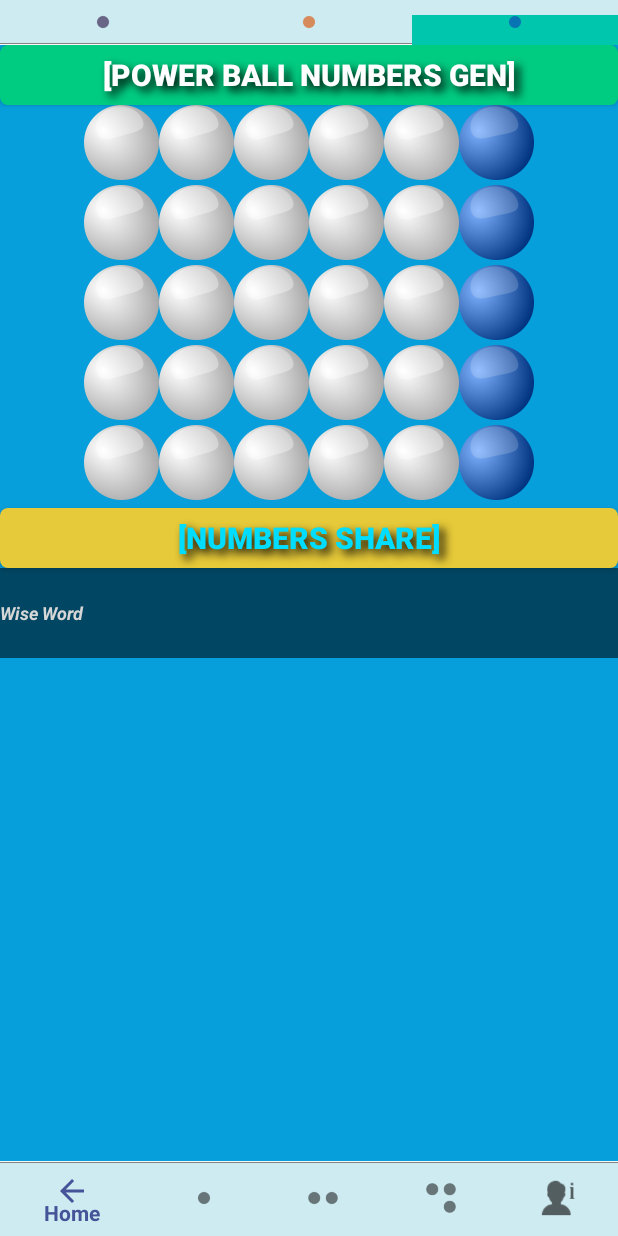
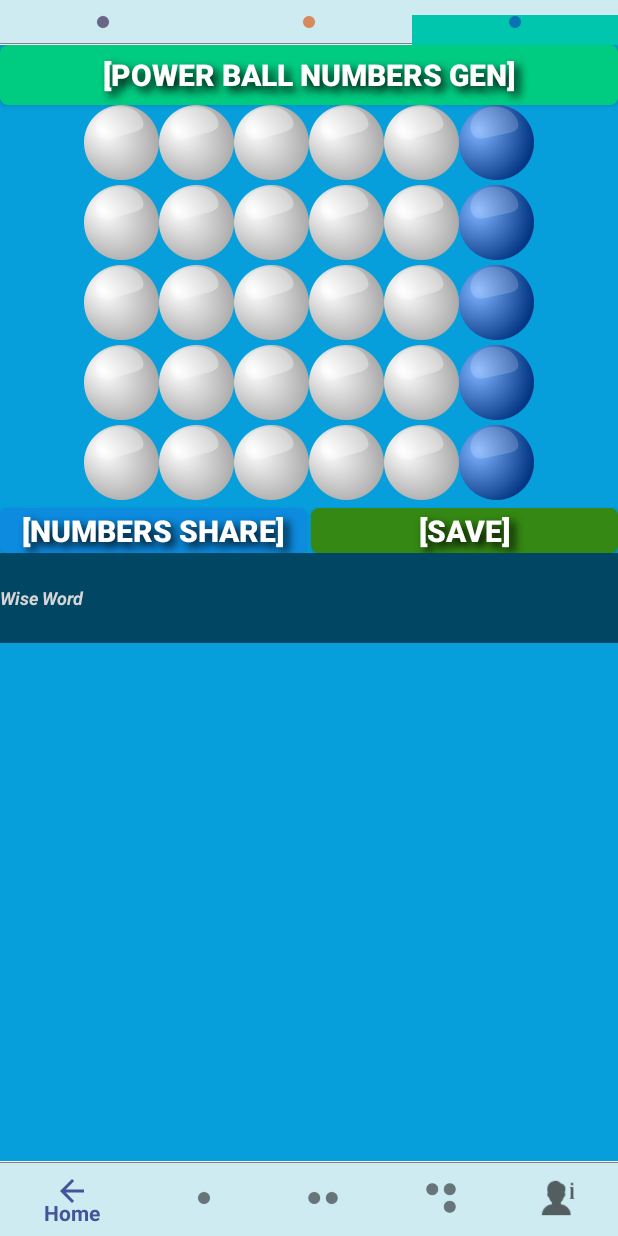
Before and after one commit to jonglae/SALotto_1.4.08_stable, an Android app: the screen it shows after launch (MainActivity), tab 3 chosen, on a phone screen of 412 x 824 dp. Run offline under Robolectric (Android 15) with nearby library versions, the phone set to English and light mode, and no system bars; our stand-ins replace AdMob; libraries missing offline, so code that uses them is left out: gun0912.ted.tedadmobdialog, hotchemi.android.rate; 2 statements that could not run were skipped.

```diff
--- a/app/src/main/java/gotopark/com/SAlotto/Tab2Fragment.java
+++ b/app/src/main/java/gotopark/com/SAlotto/Tab2Fragment.java
@@ -1,5 +1,6 @@
 package gotopark.com.SAlotto;
 
+import android.annotation.SuppressLint;
 import android.content.Intent;
 import android.graphics.Color;
 import android.os.Build;
@@ -20,6 +21,7 @@ import android.widget.Toast;
 import java.text.DecimalFormat;
 import java.util.Random;
 
+import gotopark.com.SAlotto.database.DatabaseHelper;
 import gotopark.com.SAlotto.module.numtoimg;
 import gotopark.com.SAlotto.module.randomNum;
 
@@ -29,7 +31,6 @@ public class Tab2Fragment extends Fragment {
 
     private static final String TAG = "Tab2Fragment";
     public String ctextR;
-    TextView text1;
     TextView wisetext1;
 
     TextView F1TV1, F1TV2, F1TV3, F1TV4, F1TV5, F1TV6;
@@ -54,6 +55,9 @@ public class Tab2Fragment extends Fragment {
 
     private Random rand;
     int count,primeWord;
+    String ctextRlist1;
+    DatabaseHelper db;
+    int ClickCount1 = 1;
 
     @Nullable
     @Override
@@ -64,10 +68,13 @@ public class Tab2Fragment extends Fragment {
         rand = new Random();
         primeWord = rand.nextInt(13) + 4;
 
+        db = new DatabaseHelper(getActivity());
 
         Button btnTEST = view.findViewById(R.id.btnTEST);
         btnTEST.setTextColor(Color.parseColor("#ffffff"));
         Button btnSHARE = view.findViewById(R.id.button2);
+        Button btn_save = view.findViewById(R.id.button3);
+
 
         wisetext1 = view.findViewById(R.id.wisetext2);
 
@@ -143,6 +150,18 @@ public class Tab2Fragment extends Fragment {
         F5MIV6 = view.findViewById(R.id.F5MIV6);
 
 
+
+        btn_save.setOnClickListener(new View.OnClickListener() {
+            @SuppressLint("NewApi")
+            @Override
+            public void onClick(View view) {
+                LotCOPY();
+
+                savenum(ClickCount1, ctextRlist1);
+                ClickCount1 = 1;
+            }
+        });
+
         btnTEST.setOnClickListener(new View.OnClickListener() {
             @RequiresApi(api = Build.VERSION_CODES.N)
             @Override
@@ -161,6 +180,7 @@ public class Tab2Fragment extends Fragment {
 
                     public void onFinish() {
                         // 반복 후 작업은 아래에 라인
+                        ClickCount1 = 0;
                         wiseWord();
                     }
 
@@ -244,7 +264,7 @@ public class Tab2Fragment extends Fragment {
         ctextR = ctextR + (SLot1num3[0] + ", " + SLot1num3[1] + ", " + SLot1num3[2] + ", " + SLot1num3[3] + ", " + SLot1num3[4] + ", " + SLot1num3[5] + "\n");
         ctextR = ctextR + (SLot1num4[0] + ", " + SLot1num4[1] + ", " + SLot1num4[2] + ", " + SLot1num4[3] + ", " + SLot1num4[4] + ", " + SLot1num4[5] + "\n");
         ctextR = ctextR + (SLot1num5[0] + ", " + SLot1num5[1] + ", " + SLot1num5[2] + ", " + SLot1num5[3] + ", " + SLot1num5[4] + ", " + SLot1num5[5]);
-
+        ctextRlist1 = ctextR;
         ctextR = ctextR + "\n\n" + App_links1 + "\n" + App_Share + "★Good Luck★";
 
     }
@@ -427,4 +447,20 @@ public class Tab2Fragment extends Fragment {
 
     }
 
+    public void savenum(int clickcount, String ctextRlist) {
+
+        if (clickcount == 0) {
+            db.insertNote(ctextRlist);
+            String Mesg1 = ctextRlist + " -> " + "Number has been saved.";
+
+            showGuide(Mesg1);
+
+        } else {
+
+            showGuide("First Gen Button Click");
+
+        }
+
+    }
+
 }
--- a/app/src/main/java/gotopark/com/SAlotto/Tab3Fragment.java
+++ b/app/src/main/java/gotopark/com/SAlotto/Tab3Fragment.java
@@ -1,5 +1,6 @@
 package gotopark.com.SAlotto;
 
+import android.annotation.SuppressLint;
 import android.content.Intent;
 import android.graphics.Color;
 import android.os.Build;
@@ -20,6 +21,7 @@ import android.widget.Toast;
 import java.text.DecimalFormat;
 import java.util.Random;
 
+import gotopark.com.SAlotto.database.DatabaseHelper;
 import gotopark.com.SAlotto.module.randomNum;
 
 
@@ -42,16 +44,20 @@ public class Tab3Fragment extends Fragment {
     int[] Lot1num4 = new int[5];
     int[] Lot1num5 = new int[5];
 
-    int[] rednum1 = new int[0];
-    int[] rednum2 = new int[0];
-    int[] rednum3 = new int[0];
-    int[] rednum4 = new int[0];
-    int[] rednum5 = new int[0];
+    int[] rednum1 = new int[1];
+    int[] rednum2 = new int[1];
+    int[] rednum3 = new int[1];
+    int[] rednum4 = new int[1];
+    int[] rednum5 = new int[1];
 
     private Random rand;
     int count, primeWord;
-    TextView text1;
     public TextView wisetext1;
+
+    String ctextRlist1;
+    int ClickCount1 = 1;
+
+    DatabaseHelper db;
 
     @Nullable
     @Override
@@ -62,9 +68,11 @@ public class Tab3Fragment extends Fragment {
         rand = new Random();
         primeWord = rand.nextInt(13) + 4;
 
+        db = new DatabaseHelper(getActivity());
 
         Button btnTEST = view.findViewById(R.id.btnTEST);
         btnTEST.setTextColor(Color.parseColor("#ffffff"));
+        Button btn_save = view.findViewById(R.id.button3);
 
 
         F1TV1 = view.findViewById(R.id.F1TV1);
@@ -125,6 +133,7 @@ public class Tab3Fragment extends Fragment {
 
                     public void onFinish() {
                         // 반복 후 작업은 아래에 라인
+                        ClickCount1 = 0;
                         wiseWord();
 
                     }
@@ -134,6 +143,17 @@ public class Tab3Fragment extends Fragment {
             }
         });
 
+
+        btn_save.setOnClickListener(new View.OnClickListener() {
+            @SuppressLint("NewApi")
+            @Override
+            public void onClick(View view) {
+                LotCOPY();
+
+                savenum(ClickCount1, ctextRlist1);
+                ClickCount1 = 1;
+            }
+        });
 
         btnSHARE.setOnClickListener(new View.OnClickListener() {
             @RequiresApi(api = Build.VERSION_CODES.N)
@@ -217,6 +237,7 @@ public class Tab3Fragment extends Fragment {
         ctextR = ctextR + (SLot1num3[0] + ", " + SLot1num3[1] + ", " + SLot1num3[2] + ", " + SLot1num3[3] + ", " + SLot1num3[4] + " (" + Srednum3 + ")\n");
         ctextR = ctextR + (SLot1num4[0] + ", " + SLot1num4[1] + ", " + SLot1num4[2] + ", " + SLot1num4[3] + ", " + SLot1num4[4] + " (" + Srednum4 + ")\n");
         ctextR = ctextR + (SLot1num5[0] + ", " + SLot1num5[1] + ", " + SLot1num5[2] + ", " + SLot1num5[3] + ", " + SLot1num5[4] + " (" + Srednum5 + ")");
+        ctextRlist1 = ctextR;
 
         ctextR = ctextR + "\n\n" + App_links1 + "\n" + App_Share + "★Good Luck★";
 
@@ -289,14 +310,22 @@ public class Tab3Fragment extends Fragment {
         F5TV5.setText(String.valueOf(Lot1num5[4]));
         F5TV6.setText(String.valueOf(rednum5[0]));
 
-//        text1.setTextSize (TypedValue.COMPLEX_UNIT_SP, 30);
-//        text1.setTextColor (Color.parseColor ("#000000"));
-//        text1.setText (SLot1num1[0] + ", " + SLot1num1[1] + ", " + SLot1num1[2] + ", " + SLot1num1[3] + ", " + SLot1num1[4] + " (" + Srednum1 + ")\n");
-//        text1.append (SLot1num2[0] + ", " + SLot1num2[1] + ", " + SLot1num2[2] + ", " + SLot1num2[3] + ", " + SLot1num2[4] + " (" + Srednum2 + ")\n");
-//        text1.append (SLot1num3[0] + ", " + SLot1num3[1] + ", " + SLot1num3[2] + ", " + SLot1num3[3] + ", " + SLot1num3[4] + " (" + Srednum3 + ")\n");
-//        text1.append (SLot1num4[0] + ", " + SLot1num4[1] + ", " + SLot1num4[2] + ", " + SLot1num4[3] + ", " + SLot1num4[4] + " (" + Srednum4 + ")\n");
-//        text1.append (SLot1num5[0] + ", " + SLot1num5[1] + ", " + SLot1num5[2] + ", " + SLot1num5[3] + ", " + SLot1num5[4] + " (" + Srednum5 + ")");
+    }
+
+
+    public void savenum(int clickcount, String ctextRlist) {
+
+        if (clickcount == 0) {
+            db.insertNote(ctextRlist);
+            String Mesg1 = ctextRlist + " -> " + "Number has been saved.";
+
+            showGuide(Mesg1);
+
+        } else {
+
+            showGuide("First Gen Button Click");
+
+        }
 
     }
-
 }
--- a/app/src/main/res/layout/activity_one.xml
+++ b/app/src/main/res/layout/activity_one.xml
@@ -31,7 +31,7 @@
             android:layout_height="wrap_content"
             android:layout_above="@+id/bottomBar"
             ads:adUnitId="@string/banner_ad_unit_id2"
-            app:adSize="LARGE_BANNER" />
+            app:adSize="SMART_BANNER" />
 
 
         <RelativeLayout
--- a/app/src/main/res/layout/activity_two.xml
+++ b/app/src/main/res/layout/activity_two.xml
@@ -32,7 +32,7 @@
             android:layout_height="wrap_content"
             android:layout_above="@+id/BtnLayout"
             ads:adUnitId="@string/banner_ad_unit_id3"
-            app:adSize="LARGE_BANNER" />
+            app:adSize="SMART_BANNER" />
 
 
         <LinearLayout
--- a/app/src/main/res/layout/fragment3_layout.xml
+++ b/app/src/main/res/layout/fragment3_layout.xml
@@ -7,6 +7,50 @@
                 android:layout_width="match_parent"
                 android:layout_height="match_parent">
 
+
+    <LinearLayout
+        android:id="@+id/buttonall"
+        android:layout_width="match_parent"
+        android:layout_height="wrap_content"
+        android:layout_below="@id/BallFrame5"
+        android:orientation="horizontal">
+
+        <Button
+            android:id="@+id/button"
+            android:layout_width="match_parent"
+            android:layout_height="30dp"
+            android:layout_marginTop="5dp"
+            android:layout_marginRight="1dp"
+            android:layout_weight="1"
+            android:background="@drawable/ripple_share1"
+            android:shadowColor="@android:color/black"
+            android:shadowDx="5"
+            android:shadowDy="5"
+            android:shadowRadius="7"
+            android:text="@string/Gen_btn3"
+            android:textAlignment="center"
+            android:textColor="@android:color/white"
+            android:textSize="20sp"
+            android:textStyle="bold" />
+
+        <Button
+            android:id="@+id/button3"
+            android:layout_width="match_parent"
+            android:layout_height="30dp"
+            android:layout_marginLeft="1dp"
+            android:layout_marginTop="5dp"
+            android:layout_weight="1"
+            android:background="@drawable/ripple_save"
+            android:shadowColor="@android:color/black"
+            android:shadowDx="5"
+            android:shadowDy="5"
+            android:shadowRadius="7"
+            android:text="@string/btn_save"
+            android:textAlignment="center"
+            android:textColor="@android:color/white"
+            android:textSize="20sp"
+            android:textStyle="bold" />
+    </LinearLayout>
 
     <Button
         android:id="@+id/btnTEST"
@@ -685,31 +729,11 @@
 
     </FrameLayout>
 
-    <Button
-        android:id="@+id/button"
-        android:layout_width="match_parent"
-        android:layout_height="40dp"
-        android:layout_below="@+id/BallFrame5"
-        android:layout_alignParentStart="true"
-        android:layout_alignParentLeft="true"
-        android:layout_marginTop="5dp"
-        android:background="@drawable/ripple_share2"
-        android:shadowColor="@android:color/black"
-        android:shadowDx="5"
-        android:shadowDy="5"
-        android:shadowRadius="7"
-        android:text="@string/Gen_btn3"
-        android:textAlignment="center"
-        android:textColor="@android:color/holo_blue_bright"
-        android:textSize="20sp"
-        android:textStyle="bold"
-        tools:ignore="RtlHardcoded" />
-
     <TextView
         android:id="@+id/wisetext3"
         android:layout_width="match_parent"
         android:layout_height="60dp"
-        android:layout_below="@+id/button"
+        android:layout_below="@+id/buttonall"
         android:layout_marginTop="0dp"
         android:background="#014663"
         android:gravity="center_vertical"
--- a/app/src/main/res/values/strings.xml
+++ b/app/src/main/res/values/strings.xml
@@ -13,9 +13,9 @@
 
     <string name="btn_save_Mesg1">Please generation a number!!!</string>
 
-    <string name="tab_text1">South Africa\nLotto and plus1,2</string>
-    <string name="tab_text2">South Africa\nPower Ball and Plus</string>
-    <string name="tab_text3">South Africa\nLotto , Power Ball</string>
+    <string name="tab_text1">SA Lotto\nLotto and plus1,2</string>
+    <string name="tab_text2">SA Lotto\nPower Ball and Plus</string>
+    <string name="tab_text3">SA Lotto\nLotto , Power Ball</string>
     <string name="tab_info1">First Presse GEN Button</string>
     <string name="bottom_text1">Home</string>
     <string name="bottom_text2">Result</string>
@@ -62,6 +62,12 @@
 
     <string name="JsoupLink5">"http://www.lotteryextreme.com/south_africa/dailylotto-results_history"</string>
 
+
+    <string name="jsoup_q1">"title"</string>
+    <string name="jsoup_q2">".f13"</string>
+    <string name="jsoup_q3">".lotterygame2"</string>
+    <string name="jsoup_q4">".results2"</string>
+
     //=====================================================================================================
 
     <string name="scr_EXIT_Mesg1">Do you want to EXIT?</string>
--- a/build.gradle
+++ b/build.gradle
@@ -6,7 +6,7 @@ buildscript {
         jcenter()
     }
     dependencies {
-        classpath 'com.android.tools.build:gradle:3.4.0'
+        classpath 'com.android.tools.build:gradle:3.4.1'
         classpath 'com.google.gms:google-services:4.2.0'
 
 
```
Also changed, not shown: app/build.gradle (+4 -4 lines), app/src/main/java/gotopark/com/SAlotto/ActivityFour.java (+6 -7 lines), app/src/main/java/gotopark/com/SAlotto/ActivityOne.java (+6 -25 lines), app/src/main/res/layout-v16/note_list_row.xml (+13 -3 lines), app/src/main/res/layout/activity_four.xml (+12 -5 lines), app/src/main/res/layout/fragment2_layout.xml (+45 -21 lines), app/src/main/res/values/info.xml (indentation only).
